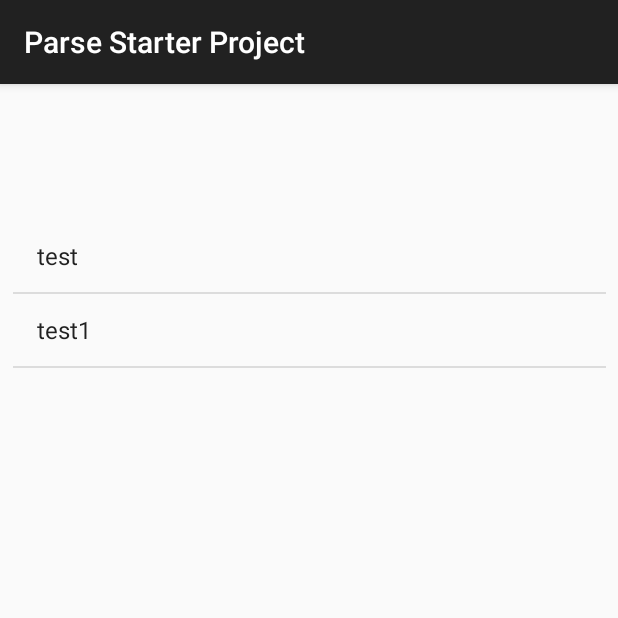
After one commit to fogset/instagram, an Android app: the UserListActivity screen opened directly, with no data from a screen before it, on a phone screen of 412 x 824 dp, the top half of it. The commit adds this screen. Run offline under Robolectric (Android 15) with nearby library versions, the phone set to English and light mode, and no system bars; libraries missing offline, so code that uses them is left out: com.parse.

Commit message:
added second activity

```diff
--- a/ParseStarterProject/build.gradle
+++ b/ParseStarterProject/build.gradle
@@ -24,6 +24,7 @@ android {
 }
 
 dependencies {
+    implementation 'com.android.support.constraint:constraint-layout:1.1.0'
     compile 'com.android.support:appcompat-v7:26.0.0'
     compile 'com.parse.bolts:bolts-tasks:1.3.0'
     compile 'com.parse:parse-android:1.13.0'
--- a/ParseStarterProject/src/main/AndroidManifest.xml
+++ b/ParseStarterProject/src/main/AndroidManifest.xml
@@ -12,7 +12,6 @@
     <uses-permission android:name="android.permission.INTERNET" />
     <uses-permission android:name="android.permission.ACCESS_NETWORK_STATE" />
     <uses-permission android:name="android.permission.READ_EXTERNAL_STORAGE" />
-
     <uses-permission android:name="android.permission.ACCESS_FINE_LOCATION" />
 
     <application
@@ -21,7 +20,6 @@
         android:icon="@mipmap/ic_launcher"
         android:label="@string/app_name"
         android:theme="@style/AppTheme">
-
         <activity
             android:name=".MainActivity"
             android:label="@string/app_name">
@@ -31,8 +29,7 @@
                 <category android:name="android.intent.category.LAUNCHER" />
             </intent-filter>
         </activity>
-
-
+        <activity android:name=".UserListActivity"></activity>
     </application>
 
 </manifest>
--- a/ParseStarterProject/src/main/java/com/parse/starter/MainActivity.java
+++ b/ParseStarterProject/src/main/java/com/parse/starter/MainActivity.java
@@ -47,6 +47,11 @@ public class MainActivity extends AppCompatActivity implements View.OnClickListe
   EditText usernameEditText;
   EditText passwordEditText;
 
+  public void showUserList(){
+    Intent intent = new Intent(getApplicationContext(),UserListActivity.class);
+    startActivity(intent);
+  }
+
   @Override
   public boolean onKey(View v, int keyCode, KeyEvent event) {
     if(keyCode == KeyEvent.KEYCODE_ENTER && event.getAction() == KeyEvent.ACTION_DOWN){
@@ -92,6 +97,7 @@ public class MainActivity extends AppCompatActivity implements View.OnClickListe
             if (e == null) {
               Log.i("Signup", "Success");
               Toast.makeText(MainActivity.this, "a new user signed up.", Toast.LENGTH_SHORT).show();
+              showUserList();
             } else {
               Toast.makeText(MainActivity.this, e.getMessage(), Toast.LENGTH_SHORT).show();
             }
@@ -106,6 +112,7 @@ public class MainActivity extends AppCompatActivity implements View.OnClickListe
           public void done(ParseUser user, ParseException e) {
             if(user != null){
               Log.i("Login ok!", usernameEditText.getText().toString()+" just logged in");
+              showUserList();
             }else{
               Toast.makeText(MainActivity.this, e.getMessage(), Toast.LENGTH_SHORT).show();
             }
@@ -130,6 +137,10 @@ public class MainActivity extends AppCompatActivity implements View.OnClickListe
 
     passwordEditText.setOnKeyListener(this);
 
+    if(ParseUser.getCurrentUser() != null){
+      showUserList();
+    }
+
     ParseAnalytics.trackAppOpenedInBackground(getIntent());
   }
 
--- /dev/null
+++ b/ParseStarterProject/src/main/java/com/parse/starter/UserListActivity.java
@@ -0,0 +1,32 @@
+package com.parse.starter;
+
+import android.content.Intent;
+import android.support.v7.app.AppCompatActivity;
+import android.os.Bundle;
+import android.widget.ArrayAdapter;
+import android.widget.ListView;
+
+import com.parse.ParseQuery;
+import com.parse.ParseUser;
+
+import java.util.ArrayList;
+
+public class UserListActivity extends AppCompatActivity {
+    ListView userList;
+    ArrayList<String> usernames;
+    @Override
+    protected void onCreate(Bundle savedInstanceState) {
+        super.onCreate(savedInstanceState);
+        setContentView(R.layout.activity_user_list);
+
+        userList = findViewById(R.id.userList);
+        usernames = new ArrayList<String>();
+        usernames.add("test");
+        usernames.add("test1");
+        ArrayAdapter arrayAdapter = new ArrayAdapter(this, android.R.layout.simple_list_item_1, usernames);
+        userList.setAdapter(arrayAdapter);
+
+        //ParseQuery<ParseUser>
+
+    }
+}
--- /dev/null
+++ b/ParseStarterProject/src/main/res/layout/activity_user_list.xml
@@ -0,0 +1,21 @@
+<?xml version="1.0" encoding="utf-8"?>
+<android.support.constraint.ConstraintLayout xmlns:android="http://schemas.android.com/apk/res/android"
+    xmlns:app="http://schemas.android.com/apk/res-auto"
+    xmlns:tools="http://schemas.android.com/tools"
+    android:layout_width="match_parent"
+    android:layout_height="match_parent"
+    tools:context=".UserListActivity">
+
+    <ListView
+        android:id="@+id/userList"
+        android:layout_width="395dp"
+        android:layout_height="587dp"
+        android:layout_marginBottom="8dp"
+        android:layout_marginEnd="8dp"
+        android:layout_marginStart="8dp"
+        android:layout_marginTop="8dp"
+        app:layout_constraintBottom_toBottomOf="parent"
+        app:layout_constraintEnd_toEndOf="parent"
+        app:layout_constraintStart_toStartOf="parent"
+        app:layout_constraintTop_toTopOf="parent" />
+</android.support.constraint.ConstraintLayout>
```
Also changed, not shown: 51 other files.
